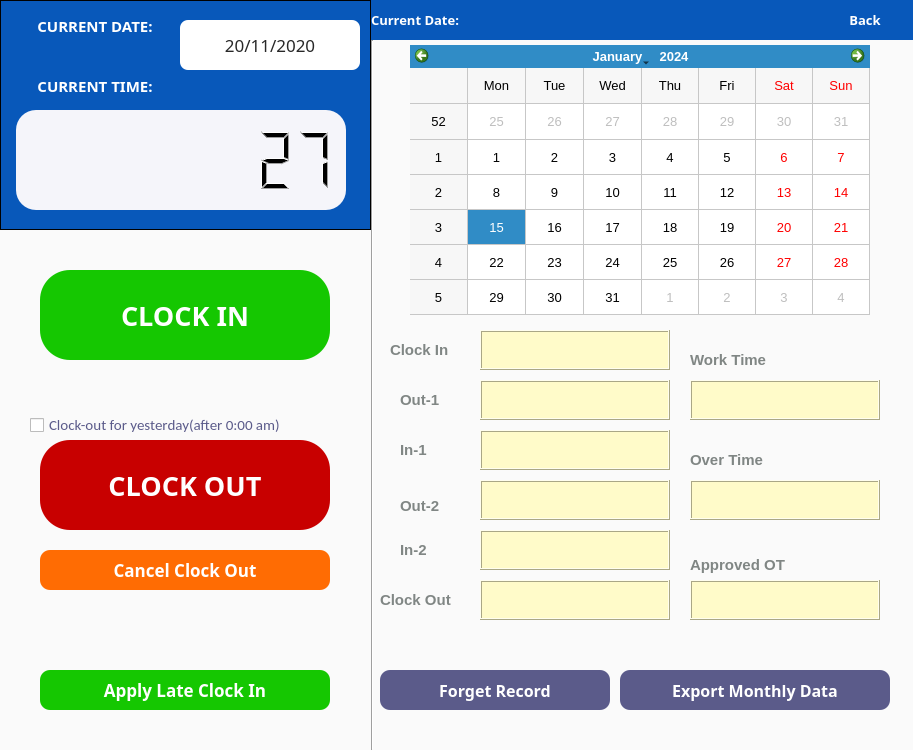
This is ui_highDPI/timecard.ui in Josefina-Hernandez/akt_hr_tool as Qt 5 draws it before an edit. The edited form follows.
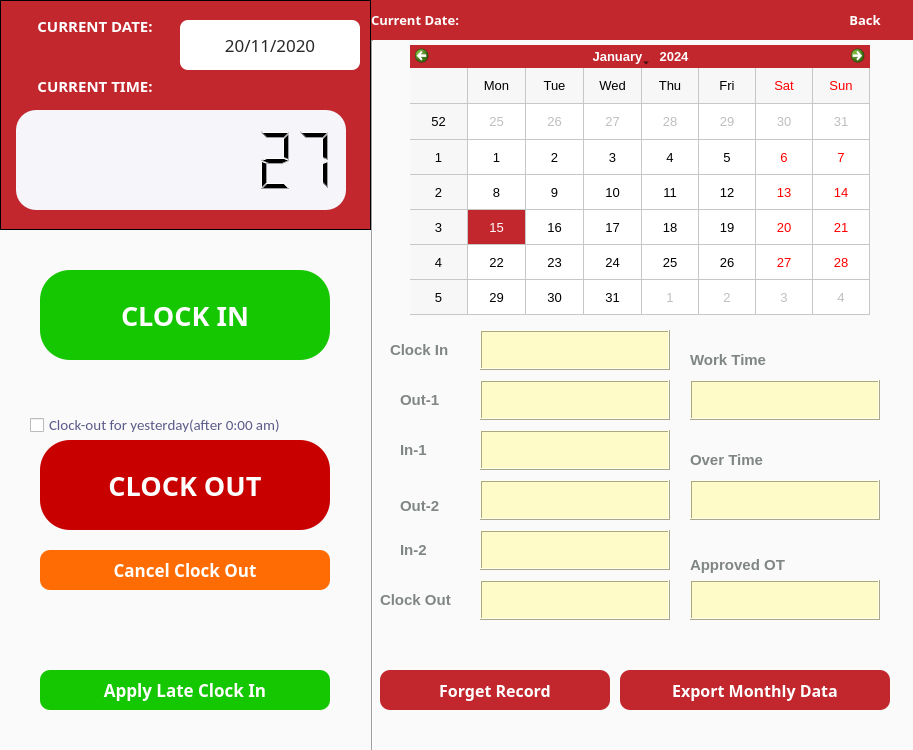
This is the edited form.

What changed in the file:
```diff
--- a/ui_highDPI/timecard.ui
+++ b/ui_highDPI/timecard.ui
@@ -220,14 +220,22 @@
      <bool>false</bool>
     </property>
     <property name="styleSheet">
-     <string notr="true">QCalendarWidget
-{
-	background-color: rgb(255,255,255);
+     <string notr="true">QCalendarWidget QTableView {
+    selection-background-color: #C1272D;
+}
+
+#qt_calendar_navigationbar {
+    background-color: #C1272D;
+	font-weight: bold;
+    color: white;
 }</string>
     </property>
     <property name="gridVisible">
      <bool>true</bool>
     </property>
+    <property name="navigationBarVisible">
+     <bool>true</bool>
+    </property>
    </widget>
    <widget class="Line" name="line">
     <property name="geometry">
@@ -275,7 +283,7 @@
     /*字体颜色为白色*/    
     color:white;
     /*背景颜色*/  
-    background-color:rgb(91, 91, 138);
+    background-color:#C1272D;
     /*边框圆角半径为8像素*/ 
     border-radius:10px;
 }
@@ -326,7 +334,7 @@
 	font-weight:bold;
     color:white;
     /*背景颜色*/  
-    background-color:rgb(8, 88, 186);
+    background-color:#C1272D;
 
 }
 </string>
@@ -613,7 +621,7 @@
     /*字体颜色为白色*/    
     color:white;
     /*背景颜色*/  
-    background-color:rgb(91, 91, 138);
+    background-color:#C1272D;
     /*边框圆角半径为8像素*/ 
     border-radius:10px;
 }
@@ -725,7 +733,7 @@
 	font-weight:bold;    
     color:white;
     /*背景颜色*/  
-    background-color:rgb(8, 88, 186);
+    background-color:#C1272D;
     /*边框圆角半径为8像素*/ 
     border-radius:10px;
 }
@@ -767,7 +775,7 @@
     <property name="styleSheet">
      <string notr="true">QFrame
 {
-    background-color:rgb(8, 88, 186);
+    background-color:#C1272D;
 }
 </string>
     </property>
@@ -800,7 +808,7 @@
 	font-weight:bold;
     color:white;
     /*背景颜色*/  
-    background-color:rgb(8, 88, 186);
+    background-color:#C1272D;
 
 }
 </string>
@@ -832,7 +840,7 @@
 	font-weight:bold;
     color:white;
     /*背景颜色*/  
-    background-color:rgb(8, 88, 186);
+    background-color:#C1272D;
 
 }
 </string>
```
Left out of the diff: 12 changed lines with no effect on the pictures.
